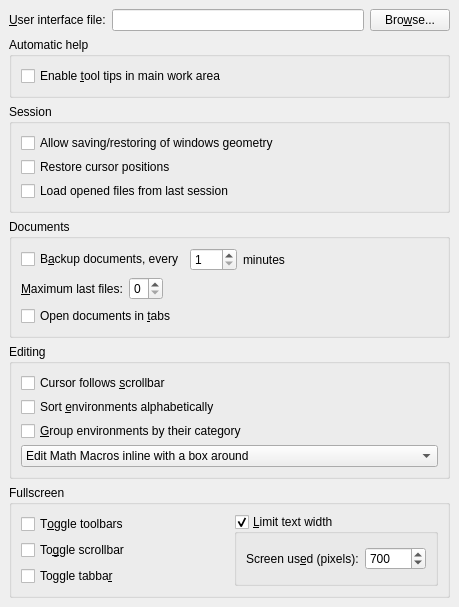
cburschka/lyx, file src/frontends/qt4/ui/PrefUi.ui: the form before one commit.
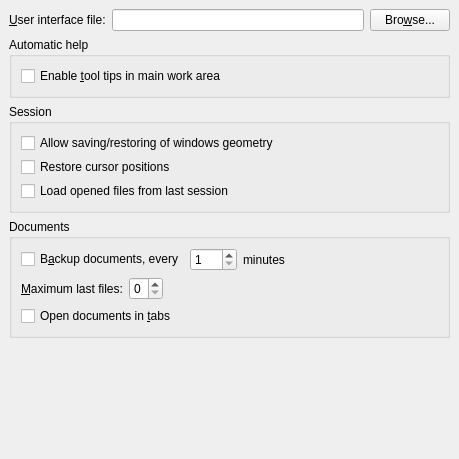
The form after the commit.

Commit message: Tools->Preference: move editing and fullscreen from user interface to a new panel editing

Patch:
```diff
--- a/src/frontends/qt4/ui/PrefUi.ui
+++ b/src/frontends/qt4/ui/PrefUi.ui
@@ -6,7 +6,7 @@
     <x>0</x>
     <y>0</y>
     <width>459</width>
-    <height>596</height>
+    <height>459</height>
    </rect>
   </property>
   <property name="sizePolicy" >
@@ -72,174 +72,6 @@
      </layout>
     </widget>
    </item>
-   <item row="5" column="0" colspan="3" >
-    <widget class="QGroupBox" name="fullscreenGB" >
-     <property name="title" >
-      <string>Fullscreen</string>
-     </property>
-     <property name="alignment" >
-      <set>Qt::AlignLeading|Qt::AlignLeft|Qt::AlignTop</set>
-     </property>
-     <property name="flat" >
-      <bool>true</bool>
-     </property>
-     <layout class="QGridLayout" >
-      <property name="margin" >
-       <number>9</number>
-      </property>
-      <property name="spacing" >
-       <number>6</number>
-      </property>
-      <item rowspan="3" row="0" column="2" >
-       <widget class="QGroupBox" name="fullscreenLimitGB" >
-        <property name="title" >
-         <string>&amp;Limit text width</string>
-        </property>
-        <property name="checkable" >
-         <bool>true</bool>
-        </property>
-        <layout class="QGridLayout" >
-         <property name="margin" >
-          <number>9</number>
-         </property>
-         <property name="spacing" >
-          <number>6</number>
-         </property>
-         <item row="0" column="1" >
-          <widget class="QSpinBox" name="fullscreenWidthSB" >
-           <property name="maximum" >
-            <number>10000</number>
-           </property>
-           <property name="minimum" >
-            <number>0</number>
-           </property>
-           <property name="singleStep" >
-            <number>10</number>
-           </property>
-           <property name="value" >
-            <number>700</number>
-           </property>
-          </widget>
-         </item>
-         <item row="0" column="0" >
-          <widget class="QLabel" name="label_2" >
-           <property name="text" >
-            <string>Screen us&amp;ed (pixels):</string>
-           </property>
-           <property name="buddy" >
-            <cstring>fullscreenWidthSB</cstring>
-           </property>
-          </widget>
-         </item>
-        </layout>
-       </widget>
-      </item>
-      <item row="1" column="1" >
-       <spacer>
-        <property name="orientation" >
-         <enum>Qt::Horizontal</enum>
-        </property>
-        <property name="sizeHint" >
-         <size>
-          <width>40</width>
-          <height>20</height>
-         </size>
-        </property>
-       </spacer>
-      </item>
-      <item row="2" column="0" >
-       <widget class="QCheckBox" name="toggleTabbarCB" >
-        <property name="text" >
-         <string>Toggle tabba&amp;r</string>
-        </property>
-       </widget>
-      </item>
-      <item row="1" column="0" >
-       <widget class="QCheckBox" name="toggleScrollbarCB" >
-        <property name="text" >
-         <string>To&amp;ggle scrollbar</string>
-        </property>
-       </widget>
-      </item>
-      <item row="0" column="0" >
-       <widget class="QCheckBox" name="toggleToolbarsCB" >
-        <property name="sizePolicy" >
-         <sizepolicy>
-          <hsizetype>0</hsizetype>
-          <vsizetype>0</vsizetype>
-          <horstretch>0</horstretch>
-          <verstretch>0</verstretch>
-         </sizepolicy>
-        </property>
-        <property name="text" >
-         <string>T&amp;oggle toolbars</string>
-        </property>
-       </widget>
-      </item>
-     </layout>
-    </widget>
-   </item>
-   <item row="4" column="0" colspan="3" >
-    <widget class="QGroupBox" name="scrollGB" >
-     <property name="title" >
-      <string>Editing</string>
-     </property>
-     <property name="alignment" >
-      <set>Qt::AlignLeading|Qt::AlignLeft|Qt::AlignTop</set>
-     </property>
-     <property name="flat" >
-      <bool>true</bool>
-     </property>
-     <layout class="QGridLayout" >
-      <property name="margin" >
-       <number>9</number>
-      </property>
-      <property name="spacing" >
-       <number>4</number>
-      </property>
-      <item row="0" column="0" >
-       <widget class="QCheckBox" name="cursorFollowsCB" >
-        <property name="text" >
-         <string>Cursor follows &amp;scrollbar</string>
-        </property>
-       </widget>
-      </item>
-      <item row="1" column="0" >
-       <widget class="QCheckBox" name="sortEnvironmentsCB" >
-        <property name="text" >
-         <string>Sort &amp;environments alphabetically</string>
-        </property>
-       </widget>
-      </item>
-      <item row="3" column="0" >
-       <widget class="QComboBox" name="macroEditStyleCO" >
-        <item>
-         <property name="text" >
-          <string>Edit Math Macros inline with a box around</string>
-         </property>
-        </item>
-        <item>
-         <property name="text" >
-          <string>Edit Math Macros inline with the name in the status bar</string>
-         </property>
-        </item>
-        <item>
-         <property name="text" >
-          <string>Edit Math Macros with a parameter list (like in LyX &lt; 1.6)</string>
-         </property>
-        </item>
-       </widget>
-      </item>
-      <item row="2" column="0" >
-       <widget class="QCheckBox" name="groupEnvironmentsCB" >
-        <property name="text" >
-         <string>&amp;Group environments by their category</string>
-        </property>
-       </widget>
-      </item>
-     </layout>
-    </widget>
-   </item>
    <item row="3" column="0" colspan="3" >
     <widget class="QGroupBox" name="documentsGB" >
      <property name="title" >
```
Left out of the diff: 6 changed lines with no effect on the pictures. The commit also changes 5 other files.
